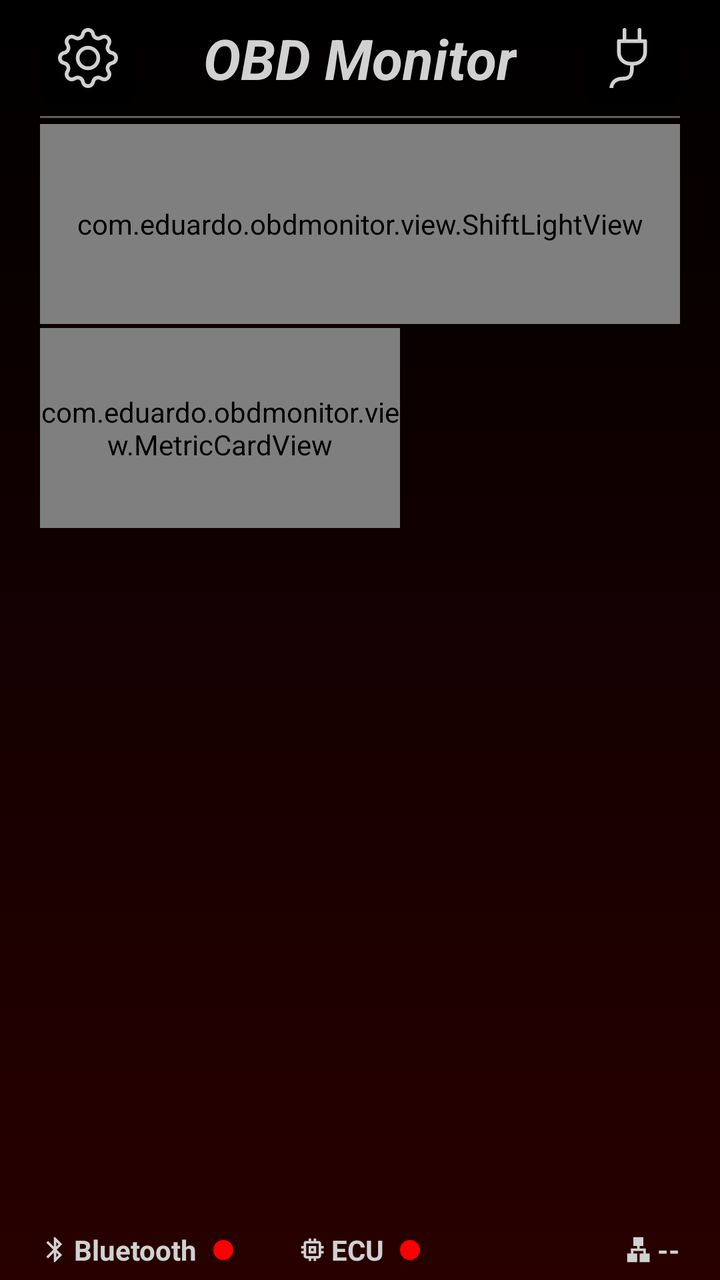
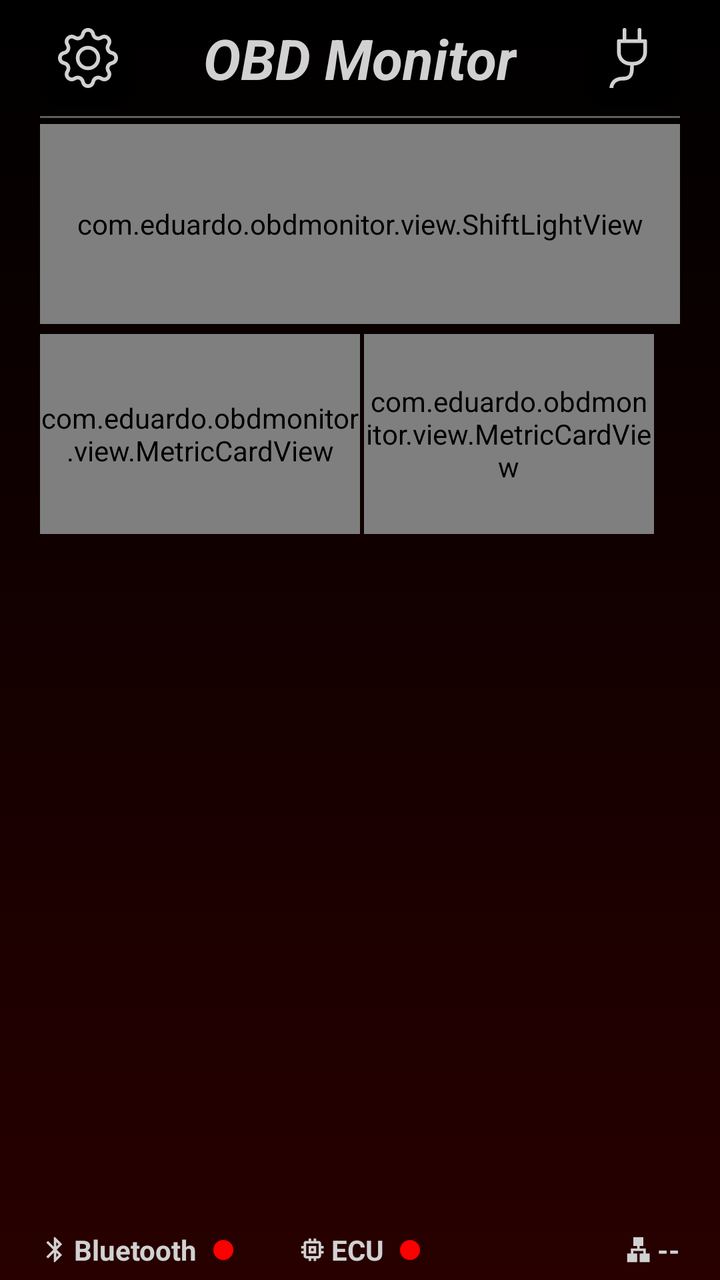

Compare the two renders of this Android layout. The source of the first and the diff that turns it into the second are given below.
<!-- AndroidManifest.xml: application theme Theme.OBDMonitor -->
<!-- res/layout/activity_dashboard.xml -->
<?xml version="1.0" encoding="utf-8"?>
<androidx.core.widget.NestedScrollView xmlns:android="http://schemas.android.com/apk/res/android"
    xmlns:app="http://schemas.android.com/apk/res-auto"
    xmlns:tools="http://schemas.android.com/tools"
    android:layout_width="match_parent"
    android:layout_height="match_parent"
    android:fillViewport="true">

    <androidx.constraintlayout.widget.ConstraintLayout
        android:id="@+id/main"
        android:layout_width="match_parent"
        android:layout_height="match_parent"
        android:background="@drawable/application_background"
        tools:context=".ui.DashboardActivity">

        <androidx.constraintlayout.widget.ConstraintLayout
            android:id="@+id/containerHeader"
            android:layout_width="match_parent"
            android:layout_height="wrap_content"
            android:layout_marginStart="20dp"
            android:layout_marginTop="5dp"
            android:layout_marginEnd="20dp"
            android:layout_marginBottom="5dp"
            android:gravity="center_vertical"
            android:orientation="horizontal"
            app:layout_constraintEnd_toEndOf="parent"
            app:layout_constraintStart_toStartOf="parent"
            app:layout_constraintTop_toTopOf="parent">

            <androidx.appcompat.widget.AppCompatImageButton
                android:id="@+id/btnSettings"
                style="@style/SettingsButtonComponent"
                app:layout_constraintBottom_toBottomOf="parent"
                app:layout_constraintStart_toStartOf="parent"
                app:layout_constraintTop_toTopOf="parent" />

            <TextView
                android:id="@+id/txtTitle"
                android:layout_width="wrap_content"
                android:layout_height="wrap_content"
                android:text="@string/obd_monitor"
                android:textColor="?attr/colorOnPrimary"
                android:textSize="28sp"
                android:textStyle="bold|italic"
                app:layout_constraintBottom_toBottomOf="parent"
                app:layout_constraintEnd_toStartOf="@+id/btnConnect"
                app:layout_constraintStart_toEndOf="@+id/btnSettings"
                app:layout_constraintTop_toTopOf="parent" />

            <androidx.appcompat.widget.AppCompatImageButton
                android:id="@+id/btnConnect"
                style="@style/ConnectButtonComponent"
                app:layout_constraintBottom_toBottomOf="parent"
                app:layout_constraintEnd_toEndOf="parent"
                app:layout_constraintTop_toTopOf="parent" />
        </androidx.constraintlayout.widget.ConstraintLayout>

        <View
            android:id="@+id/separator"
            android:layout_width="0dp"
            android:layout_height="1dp"
            android:layout_marginStart="20dp"
            android:layout_marginTop="5dp"
            android:layout_marginEnd="20dp"
            android:background="@drawable/divider"
            app:layout_constraintEnd_toEndOf="parent"
            app:layout_constraintStart_toStartOf="parent"
            app:layout_constraintTop_toBottomOf="@id/containerHeader" />

        <FrameLayout
            android:id="@+id/containerDashboard"
            android:layout_width="0dp"
            android:layout_height="0dp"
            android:layout_marginStart="20dp"
            android:layout_marginEnd="20dp"
            app:layout_constraintBottom_toTopOf="@+id/containerStatus"
            app:layout_constraintEnd_toEndOf="parent"
            app:layout_constraintStart_toStartOf="parent"
            app:layout_constraintTop_toBottomOf="@+id/separator">

            <com.eduardo.obdmonitor.view.ShiftLightView
                android:id="@+id/shiftLight"
                android:layout_width="match_parent"
                android:layout_height="100dp"
                android:layout_marginTop="3dp"
                android:layout_marginBottom="20dp" />

            <com.eduardo.obdmonitor.view.MetricCardView
                android:id="@+id/cardSpeed"
                android:layout_width="180dp"
                android:layout_height="100dp"
                android:layout_marginTop="105dp"
                app:layout_constraintTop_toBottomOf="@+id/cardRpm" />
        </FrameLayout>

        <LinearLayout
            android:id="@+id/containerStatus"
            android:layout_width="0dp"
            android:layout_height="20dp"
            android:layout_marginStart="20dp"
            android:layout_marginEnd="20dp"
            android:layout_marginBottom="5dp"
            android:gravity="center_vertical"
            android:orientation="horizontal"
            app:layout_constraintBottom_toBottomOf="parent"
            app:layout_constraintEnd_toEndOf="parent"
            app:layout_constraintStart_toStartOf="parent">

            <ImageView
                android:id="@+id/imgBluetooth"
                android:layout_width="15dp"
                android:layout_height="15dp"
                android:contentDescription="@null"
                android:src="@drawable/ic_bluetooth" />

            <TextView
                android:id="@+id/txtBluetooth"
                android:layout_width="wrap_content"
                android:layout_height="wrap_content"
                android:layout_marginStart="2dp"
                android:text="@string/bluetooth"
                android:textColor="?attr/colorOnPrimary"
                android:textStyle="bold" />

            <View
                android:id="@+id/viewBluetooth"
                android:layout_width="10dp"
                android:layout_height="10dp"
                android:layout_marginStart="8dp"
                android:background="@drawable/status_off" />

            <Space
                android:layout_width="32dp"
                android:layout_height="1dp" />

            <ImageView
                android:id="@+id/imgMemory"
                android:layout_width="15dp"
                android:layout_height="15dp"
                android:contentDescription="@null"
                android:src="@drawable/ic_memory" />

            <TextView
                android:id="@+id/txtEcu"
                android:layout_width="wrap_content"
                android:layout_height="wrap_content"
                android:layout_marginStart="2dp"
                android:text="@string/ecu"
                android:textColor="?attr/colorOnPrimary"
                android:textStyle="bold" />

            <View
                android:id="@+id/viewEcu"
                android:layout_width="10dp"
                android:layout_height="10dp"
                android:layout_marginStart="8dp"
                android:background="@drawable/status_off" />

            <Space
                android:layout_width="32dp"
                android:layout_height="1dp" />

            <LinearLayout
                android:layout_width="0dp"
                android:layout_height="wrap_content"
                android:layout_weight="1"
                android:gravity="end|center_vertical"
                android:orientation="horizontal"
                tools:ignore="UseCompoundDrawables">

                <ImageView
                    android:id="@+id/imgLan"
                    android:layout_width="15dp"
                    android:layout_height="15dp"
                    android:contentDescription="@null"
                    android:src="@drawable/ic_lan" />

                <TextView
                    android:id="@+id/txtProtocol"
                    android:layout_width="wrap_content"
                    android:layout_height="wrap_content"
                    android:layout_marginStart="2dp"
                    android:text="@string/__"
                    android:textColor="?attr/colorOnPrimary"
                    android:textStyle="bold" />

            </LinearLayout>
        </LinearLayout>
    </androidx.constraintlayout.widget.ConstraintLayout>
</androidx.core.widget.NestedScrollView>
<!-- resources referenced by this layout -->
<resources>
  <string name="__">--</string>
  <string name="bluetooth">Bluetooth</string>
  <string name="ecu">ECU</string>
  <string name="obd_monitor">OBD Monitor</string>
  <style name="ConnectButtonComponent" parent="ButtonComponent">
          <item name="android:src">@drawable/ic_connect</item>
          <item name="android:contentDescription">@string/conectar</item>
      </style>
  <style name="SettingsButtonComponent" parent="ButtonComponent">
          <item name="android:src">@drawable/ic_settings</item>
          <item name="android:contentDescription">@string/configuracoes</item>
      </style>
  <style name="Theme.OBDMonitor" parent="Base.Theme.OBDMonitor" />
  <color name="dark_red">#280000</color>
  <color name="status_off">@color/led_red</color>
  <string name="conectar">Conectar</string>
  <!-- drawable ic_settings (drawable) -->
  <vector xmlns:android="http://schemas.android.com/apk/res/android"
      android:width="30dp"
      android:height="30dp"
      android:viewportWidth="16"
      android:viewportHeight="16">
      <path
          android:fillColor="?attr/colorOnSurface"
          android:pathData="M8,4.754a3.246,3.246 0,1 0,0 6.492,3.246 3.246,0 0,0 0,-6.492M5.754,8a2.246,2.246 0,1 1,4.492 0,2.246 2.246,0 0,1 -4.492,0" />
      <path
          android:fillColor="?attr/colorOnSurface"
          android:pathData="M9.796,1.343c-0.527,-1.79 -3.065,-1.79 -3.592,0l-0.094,0.319a0.873,0.873 0,0 1,-1.255 0.52l-0.292,-0.16c-1.64,-0.892 -3.433,0.902 -2.54,2.541l0.159,0.292a0.873,0.873 0,0 1,-0.52 1.255l-0.319,0.094c-1.79,0.527 -1.79,3.065 0,3.592l0.319,0.094a0.873,0.873 0,0 1,0.52 1.255l-0.16,0.292c-0.892,1.64 0.901,3.434 2.541,2.54l0.292,-0.159a0.873,0.873 0,0 1,1.255 0.52l0.094,0.319c0.527,1.79 3.065,1.79 3.592,0l0.094,-0.319a0.873,0.873 0,0 1,1.255 -0.52l0.292,0.16c1.64,0.893 3.434,-0.902 2.54,-2.541l-0.159,-0.292a0.873,0.873 0,0 1,0.52 -1.255l0.319,-0.094c1.79,-0.527 1.79,-3.065 0,-3.592l-0.319,-0.094a0.873,0.873 0,0 1,-0.52 -1.255l0.16,-0.292c0.893,-1.64 -0.902,-3.433 -2.541,-2.54l-0.292,0.159a0.873,0.873 0,0 1,-1.255 -0.52zM7.163,1.626c0.246,-0.835 1.428,-0.835 1.674,0l0.094,0.319a1.873,1.873 0,0 0,2.693 1.115l0.291,-0.16c0.764,-0.415 1.6,0.42 1.184,1.185l-0.159,0.292a1.873,1.873 0,0 0,1.116 2.692l0.318,0.094c0.835,0.246 0.835,1.428 0,1.674l-0.319,0.094a1.873,1.873 0,0 0,-1.115 2.693l0.16,0.291c0.415,0.764 -0.42,1.6 -1.185,1.184l-0.291,-0.159a1.873,1.873 0,0 0,-2.693 1.116l-0.094,0.318c-0.246,0.835 -1.428,0.835 -1.674,0l-0.094,-0.319a1.873,1.873 0,0 0,-2.692 -1.115l-0.292,0.16c-0.764,0.415 -1.6,-0.42 -1.184,-1.185l0.159,-0.291A1.873,1.873 0,0 0,1.945 8.93l-0.319,-0.094c-0.835,-0.246 -0.835,-1.428 0,-1.674l0.319,-0.094A1.873,1.873 0,0 0,3.06 4.377l-0.16,-0.292c-0.415,-0.764 0.42,-1.6 1.185,-1.184l0.292,0.159a1.873,1.873 0,0 0,2.692 -1.115z" />
  </vector>
  <string name="configuracoes">Configurações</string>
  <color name="led_red">#FF0000</color>
  <color name="primary_light_mode">@color/black</color>
  <color name="primary_variant_light_mode">@color/grey</color>
  <color name="on_primary_light_mode">@color/light_grey</color>
  <color name="secondary_light_mode">@color/dark_red</color>
  <color name="secondary_variant_light_mode">@color/light_red</color>
  <color name="primary_container_light_mode">@color/white_transparency</color>
  <color name="secondary_container_light_mode">@color/red_transparency</color>
  <color name="surface_light_mode">@color/black</color>
  <color name="on_surface_light_mode">@color/light_grey</color>
  <color name="black">#000000</color>
  <color name="grey">#5F5F5F</color>
  <color name="light_grey">#D1D1D1</color>
  <color name="light_red">#8E343C</color>
  <color name="white_transparency">#1EFFFFFF</color>
  <color name="red_transparency">#80280000</color>
  <!-- unchanged entries left out for length: 10 -->
</resources>

<!-- the commit's change to res/layout/activity_dashboard.xml (unified diff, before → after) -->
@@ -67,31 +67,53 @@
             app:layout_constraintStart_toStartOf="parent"
             app:layout_constraintTop_toBottomOf="@id/containerHeader" />
 
-        <FrameLayout
+        <androidx.constraintlayout.widget.ConstraintLayout
             android:id="@+id/containerDashboard"
             android:layout_width="0dp"
             android:layout_height="0dp"
             android:layout_marginStart="20dp"
             android:layout_marginEnd="20dp"
-            app:layout_constraintBottom_toTopOf="@+id/containerStatus"
-            app:layout_constraintEnd_toEndOf="parent"
-            app:layout_constraintStart_toStartOf="parent"
-            app:layout_constraintTop_toBottomOf="@+id/separator">
+            app:layout_constraintBottom_toTopOf="@id/containerStatus"
+            app:layout_constraintEnd_toEndOf="parent"
+            app:layout_constraintStart_toStartOf="parent"
+            app:layout_constraintTop_toBottomOf="@id/separator">
 
             <com.eduardo.obdmonitor.view.ShiftLightView
                 android:id="@+id/shiftLight"
                 android:layout_width="match_parent"
                 android:layout_height="100dp"
                 android:layout_marginTop="3dp"
-                android:layout_marginBottom="20dp" />
-
-            <com.eduardo.obdmonitor.view.MetricCardView
-                android:id="@+id/cardSpeed"
-                android:layout_width="180dp"
-                android:layout_height="100dp"
-                android:layout_marginTop="105dp"
-                app:layout_constraintTop_toBottomOf="@+id/cardRpm" />
-        </FrameLayout>
+                android:layout_marginBottom="20dp"
+                app:layout_constraintEnd_toEndOf="parent"
+                app:layout_constraintStart_toStartOf="parent"
+                app:layout_constraintTop_toTopOf="parent" />
+
+            <LinearLayout
+                android:id="@+id/containerMetrics"
+                android:layout_width="match_parent"
+                android:layout_height="wrap_content"
+                android:layout_marginTop="5dp"
+                android:orientation="horizontal"
+                app:layout_constraintEnd_toEndOf="parent"
+                app:layout_constraintStart_toStartOf="parent"
+                app:layout_constraintTop_toBottomOf="@id/shiftLight">
+
+                <com.eduardo.obdmonitor.view.MetricCardView
+                    android:id="@+id/cardSpeed"
+                    android:layout_width="160dp"
+                    android:layout_height="100dp"
+                    app:layout_constraintStart_toStartOf="parent"
+                    app:layout_constraintTop_toBottomOf="@+id/cardRpm" />
+
+                <com.eduardo.obdmonitor.view.MetricCardView
+                    android:id="@+id/cardBattery"
+                    android:layout_width="145dp"
+                    android:layout_height="100dp"
+                    android:layout_marginStart="2dp"
+                    app:layout_constraintStart_toEndOf="@+id/cardSpeed"
+                    app:layout_constraintTop_toBottomOf="@+id/cardRpm" />
+            </LinearLayout>
+        </androidx.constraintlayout.widget.ConstraintLayout>
 
         <LinearLayout
             android:id="@+id/containerStatus"
@@ -186,5 +208,18 @@
 
             </LinearLayout>
         </LinearLayout>
+
+        <View
+            android:id="@+id/viewLimiter"
+            android:layout_width="0dp"
+            android:layout_height="0dp"
+            android:alpha="0"
+            android:background="@color/limiter"
+            android:clickable="false"
+            android:focusable="false"
+            app:layout_constraintBottom_toBottomOf="parent"
+            app:layout_constraintEnd_toEndOf="parent"
+            app:layout_constraintStart_toStartOf="parent"
+            app:layout_constraintTop_toTopOf="parent" />
     </androidx.constraintlayout.widget.ConstraintLayout>
 </androidx.core.widget.NestedScrollView>
<!-- resource entries referenced after the edit -->
@@ -1,5 +1,6 @@
 <!-- resources referenced by this layout -->
 <resources>
+  <color name="limiter">#55FF0000</color>
   <string name="__">--</string>
   <string name="bluetooth">Bluetooth</string>
   <string name="ecu">ECU</string>
@@ -27,6 +28,7 @@
           android:pathData="M8,4.754a3.246,3.246 0,1 0,0 6.492,3.246 3.246,0 0,0 0,-6.492M5.754,8a2.246,2.246 0,1 1,4.492 0,2.246 2.246,0 0,1 -4.492,0" />
       <path
           android:fillColor="?attr/colorOnSurface"
+          android:fillType="evenOdd"
           android:pathData="M9.796,1.343c-0.527,-1.79 -3.065,-1.79 -3.592,0l-0.094,0.319a0.873,0.873 0,0 1,-1.255 0.52l-0.292,-0.16c-1.64,-0.892 -3.433,0.902 -2.54,2.541l0.159,0.292a0.873,0.873 0,0 1,-0.52 1.255l-0.319,0.094c-1.79,0.527 -1.79,3.065 0,3.592l0.319,0.094a0.873,0.873 0,0 1,0.52 1.255l-0.16,0.292c-0.892,1.64 0.901,3.434 2.541,2.54l0.292,-0.159a0.873,0.873 0,0 1,1.255 0.52l0.094,0.319c0.527,1.79 3.065,1.79 3.592,0l0.094,-0.319a0.873,0.873 0,0 1,1.255 -0.52l0.292,0.16c1.64,0.893 3.434,-0.902 2.54,-2.541l-0.159,-0.292a0.873,0.873 0,0 1,0.52 -1.255l0.319,-0.094c1.79,-0.527 1.79,-3.065 0,-3.592l-0.319,-0.094a0.873,0.873 0,0 1,-0.52 -1.255l0.16,-0.292c0.893,-1.64 -0.902,-3.433 -2.541,-2.54l-0.292,0.159a0.873,0.873 0,0 1,-1.255 -0.52zM7.163,1.626c0.246,-0.835 1.428,-0.835 1.674,0l0.094,0.319a1.873,1.873 0,0 0,2.693 1.115l0.291,-0.16c0.764,-0.415 1.6,0.42 1.184,1.185l-0.159,0.292a1.873,1.873 0,0 0,1.116 2.692l0.318,0.094c0.835,0.246 0.835,1.428 0,1.674l-0.319,0.094a1.873,1.873 0,0 0,-1.115 2.693l0.16,0.291c0.415,0.764 -0.42,1.6 -1.185,1.184l-0.291,-0.159a1.873,1.873 0,0 0,-2.693 1.116l-0.094,0.318c-0.246,0.835 -1.428,0.835 -1.674,0l-0.094,-0.319a1.873,1.873 0,0 0,-2.692 -1.115l-0.292,0.16c-0.764,0.415 -1.6,-0.42 -1.184,-1.185l0.159,-0.291A1.873,1.873 0,0 0,1.945 8.93l-0.319,-0.094c-0.835,-0.246 -0.835,-1.428 0,-1.674l0.319,-0.094A1.873,1.873 0,0 0,3.06 4.377l-0.16,-0.292c-0.415,-0.764 0.42,-1.6 1.185,-1.184l0.292,0.159a1.873,1.873 0,0 0,2.692 -1.115z" />
   </vector>
   <string name="configuracoes">Configurações</string>
